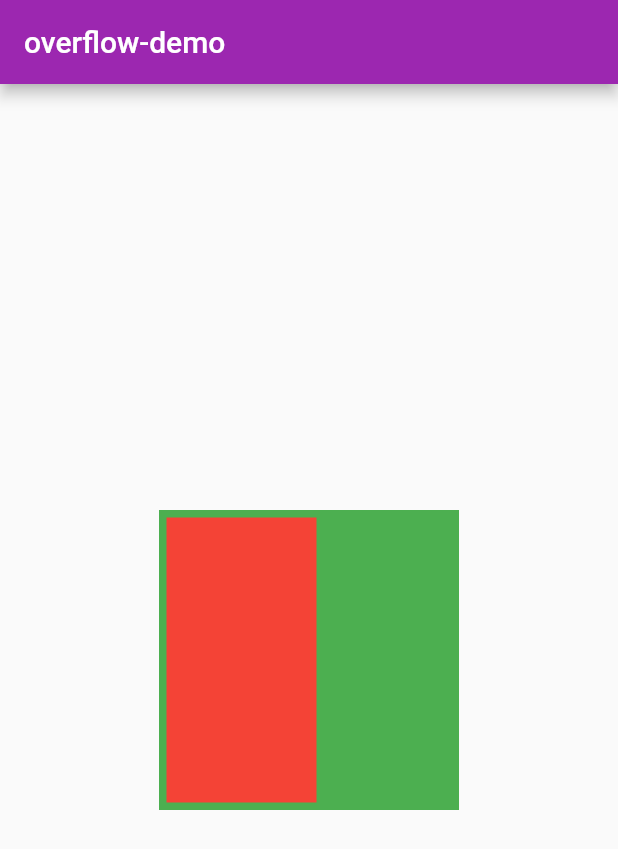
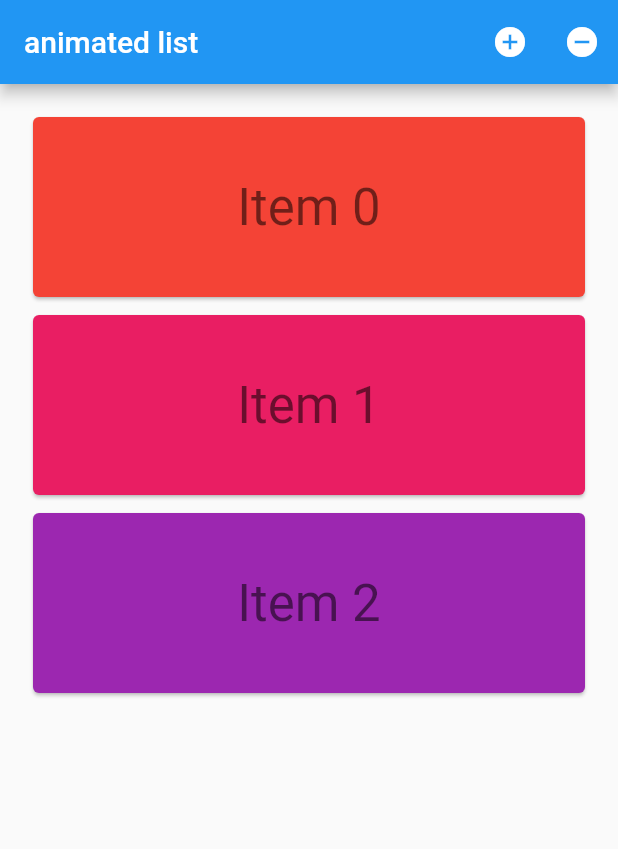
Before and after one commit to zhenglong/flutter-examples, a Flutter app: the screen it shows after launch, on a phone screen of 412 x 824 dp. Shown: the top 849 px of the screen. Run offline on Flutter 3.47's test engine with Material 2 defaults, Android fonts, the phone set to English and light mode, and no system bars; our stand-ins replace after_layout, cached_network_image.

Commit message:
add list-demo

```diff
--- /dev/null
+++ b/lib/animated-list.dart
@@ -0,0 +1,183 @@
+import 'package:flutter/foundation.dart';
+import 'package:flutter/material.dart';
+
+class DemoPage extends StatelessWidget {
+  @override
+  Widget build(BuildContext context) {
+    return AnimatedListSample();
+  }
+}
+
+class AnimatedListSample extends StatefulWidget {
+  @override
+  State<StatefulWidget> createState() {
+    return AnimationListSampleState();
+  }
+}
+
+class AnimationListSampleState extends State<AnimatedListSample> {
+  final GlobalKey<AnimatedListState> _listKey = GlobalKey<AnimatedListState>();
+  ListModel<int> _list;
+  int _selectedItem;
+  int _nextItem;
+
+  @override
+  void initState() {
+    super.initState();
+    _list = ListModel<int>(
+      listKey: _listKey,
+      initialItems: <int>[0, 1, 2],
+      removedItemBuilder: _buildRemovedItem
+    );
+    _nextItem = 3;
+  }
+
+  @override
+  Widget build(BuildContext context) {
+    return MaterialApp(
+      home: Scaffold(
+        appBar: AppBar(
+          title: const Text('animated list'),
+          actions: <Widget>[
+            IconButton(
+              icon: const Icon(Icons.add_circle),
+              onPressed: _insert,
+              tooltip: 'insert a new item',
+            ),
+            IconButton(
+              icon: const Icon(Icons.remove_circle),
+              onPressed: _remove,
+              tooltip: 'remove the selected item',
+            )
+          ]
+        ),
+        body: Padding(
+            padding: const EdgeInsets.all(16.0),
+            child: AnimatedList(
+              key: _listKey,
+              initialItemCount: _list.length,
+              itemBuilder: _buildItem,
+            ),
+        ),
+      ),
+    );
+  }
+
+  Widget _buildItem(BuildContext context, int index, Animation<double> animation) {
+    return CardItem(
+      animation: animation,
+      item: _list[index],
+      selected: _selectedItem == _list[index],
+      onTap: () {
+        setState(() {
+          _selectedItem = _selectedItem == _list[index] ? null : _list[index];
+        });
+      },
+    );
+  }
+
+  Widget _buildRemovedItem(int item, BuildContext context, Animation<double> animation) {
+    return CardItem(
+      animation: animation,
+      item: item,
+      selected: false,
+    );
+  }
+
+  void _insert() {
+    final int index = _selectedItem == null ? _list.length : _list.indexOf(_selectedItem);
+    _list.insert(index, _nextItem++);
+  }
+
+  void _remove() {
+    if (_selectedItem != null) {
+      _list.removeAt(_list.indexOf(_selectedItem));
+      setState(() {
+        _selectedItem = null;
+      });
+    }
+  }
+}
+
+class ListModel<E> {
+  ListModel({
+    @required this.listKey,
+    @required this.removedItemBuilder,
+    Iterable<E> initialItems
+  }) : assert(listKey != null),
+    assert(removedItemBuilder != null),
+    _items = List<E>.from(initialItems ?? <E>[]);
+
+  final GlobalKey<AnimatedListState> listKey;
+  final dynamic removedItemBuilder;
+  final List<E> _items;
+
+  AnimatedListState get _animatedList => listKey.currentState;
+
+  void insert(int index, E item) {
+    _items.insert(index, item);
+    _animatedList.insertItem(index);
+  }
+
+  E removeAt(int index) {
+    final E removedItem = _items.removeAt(index);
+    if (removedItem != null) {
+      _animatedList.removeItem(index, (context, animation) {
+        return removedItemBuilder(removedItem, context, animation);
+      });
+    }
+    return removedItem;
+  }
+
+  int get length => _items.length;
+  E operator[](int index) => _items[index];
+  int indexOf(E item) => _items.indexOf(item);
+}
+
+class CardItem extends StatelessWidget {
+
+  final Animation<double> animation;
+  final VoidCallback onTap;
+  final int item;
+  final bool selected;
+
+  const CardItem({
+    Key key,
+    @required this.animation,
+    this.onTap,
+    @required this.item,
+    this.selected: false
+  }) : assert(animation != null),
+        assert(item != null && item >= 0),
+        assert(selected != null),
+        super(key: key);
+
+
+  @override
+  Widget build(BuildContext context) {
+    TextStyle textStyle = Theme.of(context).textTheme.display1;
+    if (selected) {
+      textStyle = textStyle.copyWith(color: Colors.lightGreenAccent[400]);
+    }
+    return Padding(
+      padding: const EdgeInsets.all(2.0),
+      child: SizeTransition(
+        axis: Axis.vertical,
+        sizeFactor: animation,
+        child: GestureDetector(
+          behavior: HitTestBehavior.opaque,
+          onTap: onTap,
+          child: SizedBox(
+            height: 128.0,
+            child: Card(
+              color: Colors.primaries[item % Colors.primaries.length],
+              child: Center(
+                child: Text('Item $item', style: textStyle,),
+              ),
+            ),
+          ),
+        ),
+      ),
+    );
+  }
+}
--- a/lib/main.dart
+++ b/lib/main.dart
@@ -1,6 +1,6 @@
 import 'package:flutter/material.dart';
 import 'package:flutter/foundation.dart';
-import './overflow-demo.dart';
+import './animated-list.dart';
 
 void main() => runApp(MyApp());
 
@@ -18,7 +18,7 @@ class MyApp extends StatelessWidget {
   // This widget is the root of your application.
   @override
   Widget build(BuildContext context) {
-    return MaterialApp(
+    return (DemoPage is MaterialApp) ? DemoPage() : MaterialApp(
         title: 'Flutter Demo',
         theme: defaultTargetPlatform == TargetPlatform.iOS ? kIOSTheme : kDefaultTheme,
         home: DemoPage()
```
Also changed, not shown: 1 other file.
